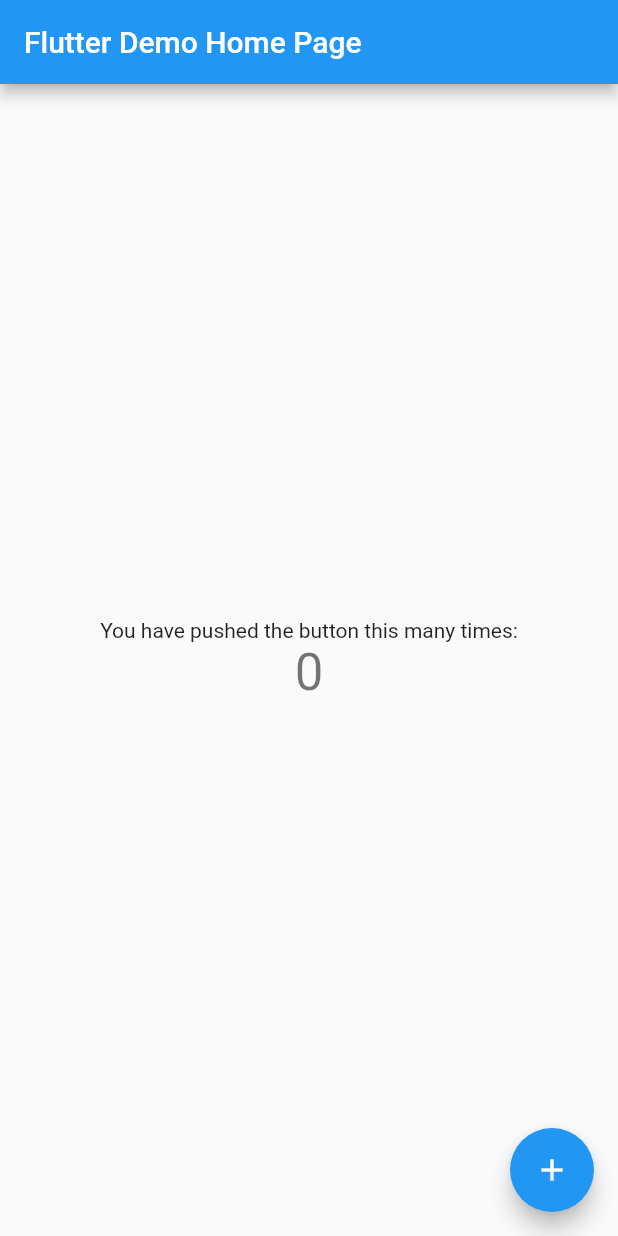
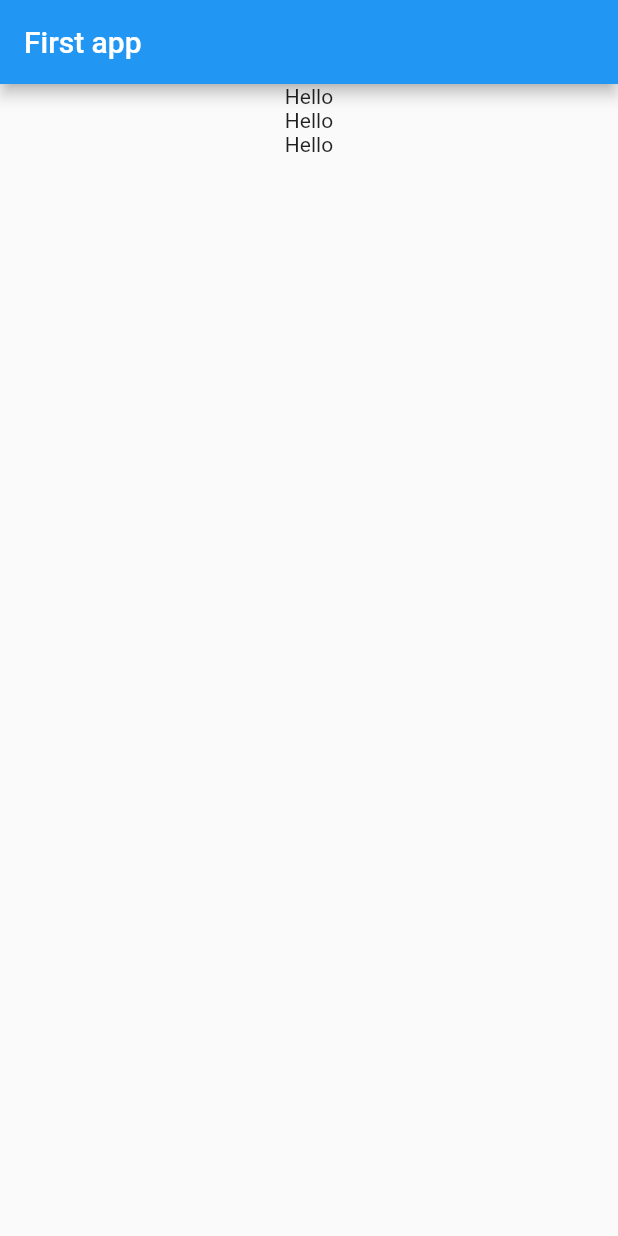
Before and after one commit to jisoo94/flutter_application_1, a Flutter app: the screen it shows after launch, on a phone screen of 412 x 824 dp. Run offline on Flutter 3.47's test engine with Material 2 defaults, Android fonts, the phone set to English and light mode, and no system bars.

Commit message:
0809main

```diff
--- a/lib/main.dart
+++ b/lib/main.dart
@@ -1,116 +1,62 @@
+// i > fm 단축키 활용
 import 'package:flutter/material.dart';
 
-void main() {
-  runApp(const MyApp());
-}
+// 앱의 시작점 runApp 최상위 앱 (위젯)<이 들어가야함
+// 함수는 소문자 시작
+// 클래스는 대문자 시작
+// 낙타표기법사용
+// 마지막 세미콜론 사용 ;
+void main() => runApp(MyApp());
 
-//ddd
+//stl 단축키
 class MyApp extends StatelessWidget {
   const MyApp({Key? key}) : super(key: key);
 
-  // This widget is the root of your application.
   @override
   Widget build(BuildContext context) {
     return MaterialApp(
-      title: 'Flutter Demo',
+      // 앱을 총칭하는 이름
+      title: 'First app',
       theme: ThemeData(
-        // This is the theme of your application.
-        //
-        // Try running your application with "flutter run". You'll see the
-        // application has a blue toolbar. Then, without quitting the app, try
-        // changing the primarySwatch below to Colors.green and then invoke
-        // "hot reload" (press "r" in the console where you ran "flutter run",
-        // or simply save your changes to "hot reload" in a Flutter IDE).
-        // Notice that the counter didn't reset back to zero; the application
-        // is not restarted.
-        primarySwatch: Colors.blue,
-      ),
-      home: const MyHomePage(title: 'Flutter Demo Home Page'),
+          // 특정 음영 기본색 설정
+          primarySwatch: Colors.blue),
+      // 가장 먼저 보여지는 화면
+      home: MyHomePage(),
     );
   }
 }
 
-class MyHomePage extends StatefulWidget {
-  const MyHomePage({Key? key, required this.title}) : super(key: key);
-
-  // This widget is the home page of your application. It is stateful, meaning
-  // that it has a State object (defined below) that contains fields that affect
-  // how it looks.
-
-  // This class is the configuration for the state. It holds the values (in this
-  // case the title) provided by the parent (in this case the App widget) and
-  // used by the build method of the State. Fields in a Widget subclass are
-  // always marked "final".
-
-  final String title;
-
-  @override
-  State<MyHomePage> createState() => _MyHomePageState();
-}
-
-class _MyHomePageState extends State<MyHomePage> {
-  int _counter = 0;
-
-  void _incrementCounter() {
-    setState(() {
-      // This call to setState tells the Flutter framework that something has
-      // changed in this State, which causes it to rerun the build method below
-      // so that the display can reflect the updated values. If we changed
-      // _counter without calling setState(), then the build method would not be
-      // called again, and so nothing would appear to happen.
-      _counter++;
-    });
-  }
+class MyHomePage extends StatelessWidget {
+  const MyHomePage({Key? key}) : super(key: key);
 
   @override
   Widget build(BuildContext context) {
-    // This method is rerun every time setState is called, for instance as done
-    // by the _incrementCounter method above.
-    //
-    // The Flutter framework has been optimized to make rerunning build methods
-    // fast, so that you can just rebuild anything that needs updating rather
-    // than having to individually change instances of widgets.
     return Scaffold(
       appBar: AppBar(
-        // Here we take the value from the MyHomePage object that was created by
-        // the App.build method, and use it to set our appbar title.
-        title: Text(widget.title),
+        // 앱화면에 나오는 title
+        title: Text('First app'),
       ),
       body: Center(
-        // Center is a layout widget. It takes a single child and positions it
-        // in the middle of the parent.
         child: Column(
-          // Column is also a layout widget. It takes a list of children and
-          // arranges them vertically. By default, it sizes itself to fit its
-          // children horizontally, and tries to be as tall as its parent.
-          //
-          // Invoke "debug painting" (press "p" in the console, choose the
-          // "Toggle Debug Paint" action from the Flutter Inspector in Android
-          // Studio, or the "Toggle Debug Paint" command in Visual Studio Code)
-          // to see the wireframe for each widget.
-          //
-          // Column has various properties to control how it sizes itself and
-          // how it positions its children. Here we use mainAxisAlignment to
-          // center the children vertically; the main axis here is the vertical
-          // axis because Columns are vertical (the cross axis would be
-          // horizontal).
-          mainAxisAlignment: MainAxisAlignment.center,
-          children: <Widget>[
-            const Text(
-              'You have pushed the button this many times:',
-            ),
-            Text(
-              '$_counter',
-              style: Theme.of(context).textTheme.headline4,
-            ),
+          children: [
+            Text('Hello'),
+            Text('Hello'),
+            Text('Hello'),
           ],
         ),
       ),
-      floatingActionButton: FloatingActionButton(
-        onPressed: _incrementCounter,
-        tooltip: 'Increment',
-        child: const Icon(Icons.add),
-      ), // This trailing comma makes auto-formatting nicer for build methods.
     );
   }
 }
+
+// 1. flutter/material import 하기
+// 2. 컴파일러에게 시작점 알려주기 위해 void main 불러오기
+// 3. flutter 최상위 함수 runApp 함수 불러오기
+// 4. runApp함수 내에 MyApp이라는 커스텀 위젯이름을 argument로 넣어주기
+// 5. StatelessWidget으로 커스텀 위젯 생성하기
+// 6. return MaterialApp 으로 바꿔주기
+// 7. title 지정해주기
+// 8. theme: ThemeData 불러오기
+// 9. primarySwatch 불러오기
+// 10. blue 색상으로 지정해주기
+// 11. home: 에서 MyHomePage() 지정해주기
```
